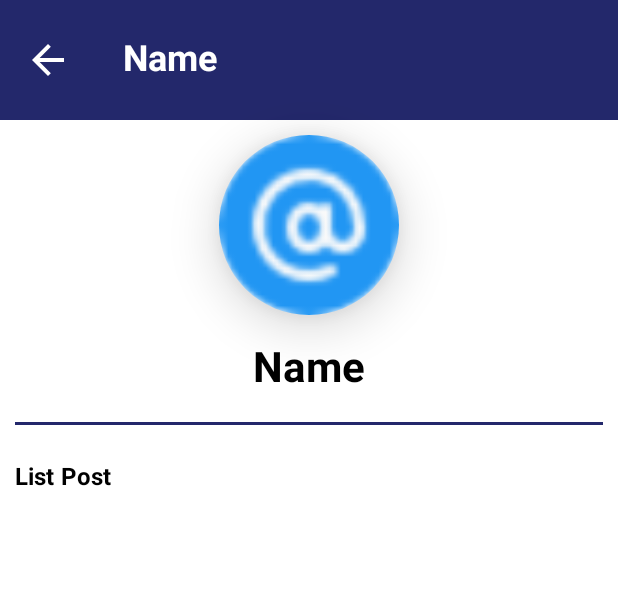
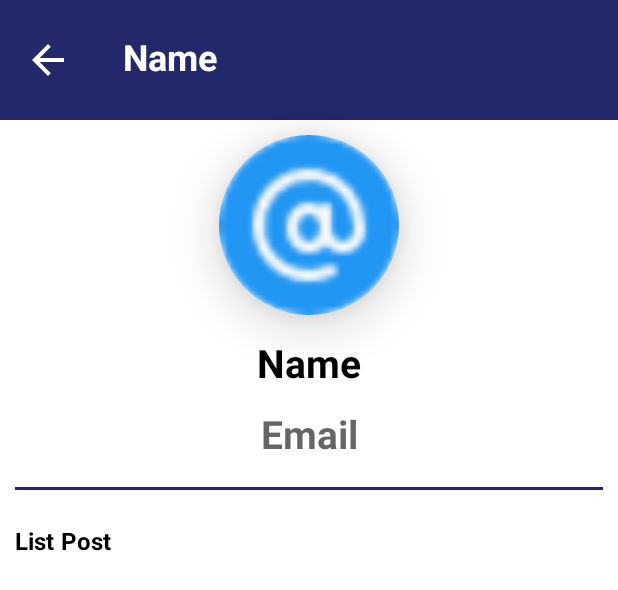
Before and after one commit to Dara-G6/Lost-and-found, an Android app: the layout activity_detail_user.xml on its own in the app's theme, with its tools: preview values and no code run, on a phone screen of 412 x 824 dp. Shown: the top 590 px of the screen. Run offline under Robolectric (Android 15) with nearby library versions, the phone set to English and light mode, and no system bars.

Commit message:
change language

```diff
--- a/app/src/main/java/com/example/lostandfound/Adapter/UserAdapter.kt
+++ b/app/src/main/java/com/example/lostandfound/Adapter/UserAdapter.kt
@@ -36,6 +36,7 @@ class UserAdapter(context: Context, resource: Int, list: List<User>) :
             val i = Intent(context,DetailUserActivity::class.java)
             i.putExtra("Name",l[position].Name)
             i.putExtra("ID",l[position].ID)
+            i.putExtra("Email",l[position].Email)
             i.putExtra("Profile",l[position].Profile)
             c.startActivity(i)
         }
--- a/app/src/main/java/com/example/lostandfound/DetailUserActivity.kt
+++ b/app/src/main/java/com/example/lostandfound/DetailUserActivity.kt
@@ -37,7 +37,8 @@ class DetailUserActivity : AppCompatActivity() {
         val ID = intent.getStringExtra("ID")
         val name = intent.getStringExtra("Name")
         val profile = intent.getStringExtra("Profile")
-
+        val email = intent.getStringExtra("Email")
+        binding.TextEmail.text = email
         binding.TextName.text = name
         binding.TextHeader.text = "User : $name"
         Picasso.get().load(profile).into(binding.ProfileUser)
--- a/app/src/main/res/layout/activity_detail_user.xml
+++ b/app/src/main/res/layout/activity_detail_user.xml
@@ -52,12 +52,23 @@
         android:layout_width="match_parent"
         android:layout_height="wrap_content"
         android:id="@+id/TextName"
-        android:textSize="28dp"
+        android:textSize="26dp"
         android:fontFamily="@font/odormeanchey"
         android:textStyle="bold"
         android:textAlignment="center"
         android:textColor="@color/black"
         android:text="@string/name"
+        />
+    <TextView
+        android:layout_width="match_parent"
+        android:layout_height="wrap_content"
+        android:id="@+id/TextEmail"
+        android:textSize="26dp"
+        android:fontFamily="@font/odormeanchey"
+        android:textStyle="bold"
+        android:textAlignment="center"
+        android:textColor="@color/black_60"
+        android:text="@string/email"
         />
     <View
         android:layout_width="match_parent"
--- a/app/src/main/res/layout/fragment_discover.xml
+++ b/app/src/main/res/layout/fragment_discover.xml
@@ -15,7 +15,7 @@
         <EditText
             android:layout_width="0dp"
             android:layout_weight="8"
-            android:hint="@string/search"
+            android:hint="@string/user_name"
             android:padding="6dp"
             android:fontFamily="@font/odormeanchey"
             android:id="@+id/TextName"
--- a/app/src/main/res/values/strings.xml
+++ b/app/src/main/res/values/strings.xml
@@ -60,4 +60,5 @@
     <string name="logout">Logout</string>
     <string name="photo">Photo</string>
     <string name="new_confirm_password">New Confirm Password</string>
+    <string name="user_name">User Name</string>
 </resources>
```
Also changed, not shown: 1 other file.
